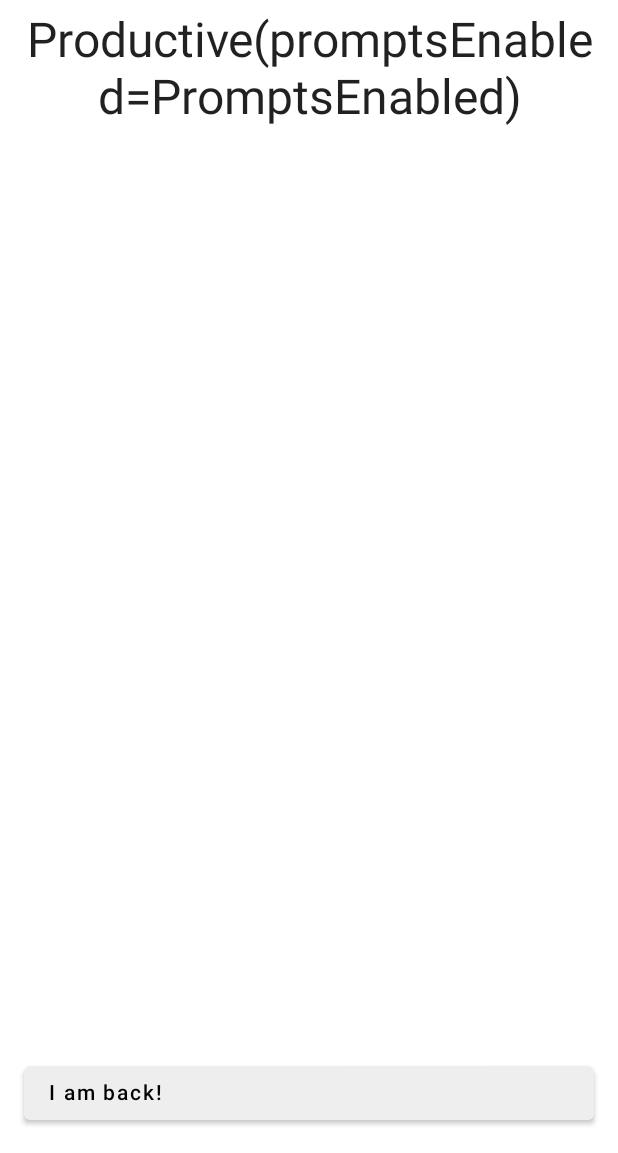
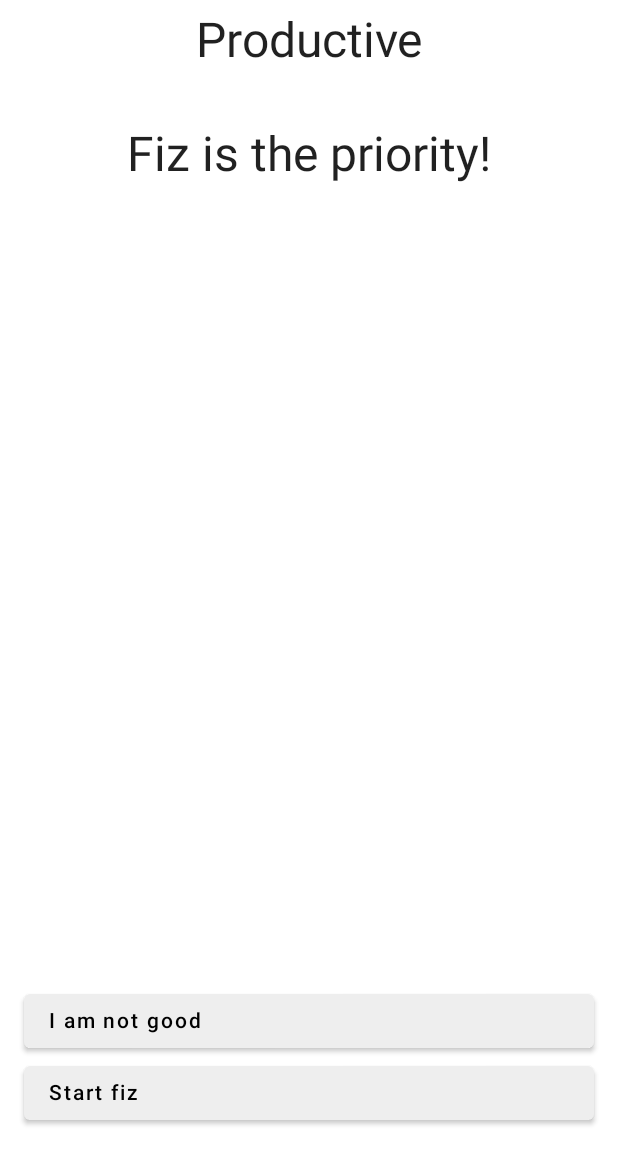
Before and after one commit to cucumber007/state, an Android app built with Jetpack Compose: the screen it shows after launch (MainActivity), after a tap on "Productive", on a phone screen of 412 x 824 dp, the part 83-1236 px from its top. Run offline under Robolectric (Android 15) with nearby library versions, the light colour scheme and no system bars; 1 statement that could not run was skipped.

Commit message:
Work/fiz

```diff
--- a/app/src/main/java/com/spqrta/state/app/App.kt
+++ b/app/src/main/java/com/spqrta/state/app/App.kt
@@ -36,7 +36,7 @@ object App {
             identityGet(),
             AppStateOptics.optReady,
             DailyState.reducer
-        )
+        )+ Core.saveStateReducer
     private val stateMachine = StateMachine(
         javaClass.simpleName,
         AppNotInitialized,
--- a/app/src/main/java/com/spqrta/state/app/AppEffect.kt
+++ b/app/src/main/java/com/spqrta/state/app/AppEffect.kt
@@ -2,7 +2,9 @@ package com.spqrta.state.app
 
 import com.spqrta.state.app.action.AppAction
 import com.spqrta.state.app.features.core.AppReady
+import com.spqrta.state.app.features.daily.timers.TimerId
 import com.spqrta.state.util.Seconds
+import com.spqrta.state.util.TimeValue
 
 sealed class AppEffect {
     override fun toString(): String = javaClass.simpleName
--- a/app/src/main/java/com/spqrta/state/app/action/AppGlobalAction.kt
+++ b/app/src/main/java/com/spqrta/state/app/action/AppGlobalAction.kt
@@ -4,11 +4,14 @@ import com.spqrta.state.app.features.core.AppReady
 import com.spqrta.state.util.optics.OpticGet
 import java.time.LocalDateTime
 
-sealed class AppGlobalAction: AppAction {
+sealed class AppGlobalAction : AppAction {
     override fun toString(): String = javaClass.simpleName
 }
 
-data class AppErrorAction(val exception: Exception): AppGlobalAction()
-object InitAppAction: AppGlobalAction()
-data class OnResumeAction(val datetime: LocalDateTime = LocalDateTime.now()): AppGlobalAction()
-data class StateLoadedAction(val state: AppReady): AppGlobalAction()
+data class AppErrorAction(val exception: Exception) : AppGlobalAction()
+object InitAppAction : AppGlobalAction()
+data class OnResumeAction(val datetime: LocalDateTime = LocalDateTime.now()) : AppGlobalAction()
+data class StateLoadedAction(
+    val state: AppReady,
+    val dateTime: LocalDateTime = LocalDateTime.now()
+) : AppGlobalAction(), ClockAction
--- a/app/src/main/java/com/spqrta/state/app/action/PersonaAction.kt
+++ b/app/src/main/java/com/spqrta/state/app/action/PersonaAction.kt
@@ -1,6 +1,8 @@
 package com.spqrta.state.app.action
 
+import com.spqrta.state.app.features.daily.personas.ActivityState
 import com.spqrta.state.app.features.daily.personas.Persona
+import com.spqrta.state.app.features.daily.personas.Work
 
 sealed interface PersonaAction : AppAction {
     sealed class Action : PersonaAction
@@ -11,3 +13,9 @@ sealed interface UndefinedPersonaAction : AppAction {
     sealed class Action : UndefinedPersonaAction
     data class DefinePersonaAction(val persona: Persona) : Action()
 }
+
+sealed interface ProductiveAction : AppAction {
+    sealed class Action : ProductiveAction
+    data class ActivityDone(val activity: ActivityState) : Action()
+    data class NeedMoreTime(val activity: Work) : Action()
+}
--- a/app/src/main/java/com/spqrta/state/app/action/TimerAction.kt
+++ b/app/src/main/java/com/spqrta/state/app/action/TimerAction.kt
@@ -1,7 +1,9 @@
 package com.spqrta.state.app.action
 
+import com.spqrta.state.app.AppEffect
 import com.spqrta.state.app.PromptsEnabled
 import com.spqrta.state.app.features.daily.timers.TimerId
+import com.spqrta.state.util.TimeValue
 import java.time.LocalDateTime
 
 sealed interface TimerAction : AppAction {
@@ -12,5 +14,6 @@ sealed interface TimerAction : AppAction {
     ) : Action()
     data class TimerEnded(
         val timerId: TimerId
-    ): Action(), PromptAction
+    ): Action(), PromptAction, ProductiveAction
+    data class ProlongTimerAction(val timerId: TimerId, val amount: TimeValue): Action()
 }
--- a/app/src/main/java/com/spqrta/state/app/features/core/Core.kt
+++ b/app/src/main/java/com/spqrta/state/app/features/core/Core.kt
@@ -1,5 +1,6 @@
 package com.spqrta.state.app.features.core
 
+import android.media.effect.Effect
 import com.spqrta.state.app.*
 import com.spqrta.state.app.action.*
 import com.spqrta.state.app.features.daily.clock_mode.ClockMode
@@ -7,6 +8,7 @@ import com.spqrta.state.app.features.daily.personas.Persona
 import com.spqrta.state.app.features.daily.personas.UndefinedPersona
 import com.spqrta.state.app.features.daily.timers.PromptTimer
 import com.spqrta.state.app.features.daily.timers.Timers
+import com.spqrta.state.app.state.optics.AppStateOptics
 import com.spqrta.state.util.optics.identityOptional
 import com.spqrta.state.util.optics.typeGet
 import com.spqrta.state.util.state_machine.*
@@ -16,6 +18,12 @@ object Core {
         typeGet(),
         identityOptional(),
         Core::reduce
+    )
+
+    val saveStateReducer = widen(
+        typeGet(),
+        AppStateOptics.optReady,
+        Core::reduceSaveState
     )
 
     private fun reduce(
@@ -30,9 +38,7 @@ object Core {
                     }
                     is StateLoadedAction -> {
                         chain(
-                            action.state.withEffects(
-                                AddPromptEffect(TimeredPrompt(PromptTimer))
-                            )
+                            action.state.withEffects()
                         ) {
                             AppReady.reduce(OnResumeAction(), it)
                         }
@@ -55,10 +61,17 @@ object Core {
                     is OnResumeAction -> {
                         AppReady.reduce(action, state)
                     }
-                }.flatMapEffects {
-                    it.effects + SaveStateEffect(it.newState)
                 }
             }
         }
     }
+
+    private fun reduceSaveState(
+        action: AppAction,
+        state: AppReady
+    ): Reduced<out AppReady, out AppEffect> {
+        return state.withEffects(
+            SaveStateEffect(state)
+        )
+    }
 }
--- a/app/src/main/java/com/spqrta/state/app/features/daily/clock_mode/ClockMode.kt
+++ b/app/src/main/java/com/spqrta/state/app/features/daily/clock_mode/ClockMode.kt
@@ -4,7 +4,9 @@ import com.spqrta.state.app.AppEffect
 import com.spqrta.state.app.TickEffect
 import com.spqrta.state.app.action.ClockAction
 import com.spqrta.state.app.action.ClockAction.*
+import com.spqrta.state.app.action.StateLoadedAction
 import com.spqrta.state.app.features.core.AppReady
+import com.spqrta.state.app.features.daily.timers.Timers
 import com.spqrta.state.app.state.optics.AppReadyOptics
 import com.spqrta.state.app.state.optics.AppStateOptics
 import com.spqrta.state.util.Seconds
@@ -28,7 +30,7 @@ sealed class ClockMode {
         )
 
         @Suppress("UnnecessaryVariable")
-        fun reduce(action: ClockAction, clockMode: ClockMode): Reduced<out ClockMode, out AppEffect> {
+        private fun reduce(action: ClockAction, clockMode: ClockMode): Reduced<out ClockMode, out AppEffect> {
             return when(action) {
                 is TickAction -> {
                     when(clockMode) {
@@ -47,6 +49,9 @@ sealed class ClockMode {
                         }
                     }
                 }
+                is StateLoadedAction -> {
+                    reduce(TickAction(action.dateTime), clockMode)
+                }
             }
         }
     }
--- /dev/null
+++ b/app/src/main/java/com/spqrta/state/app/features/daily/personas/ActivityState.kt
@@ -0,0 +1,17 @@
+package com.spqrta.state.app.features.daily.personas
+
+import com.spqrta.state.app.features.daily.timers.Timer
+import com.spqrta.state.app.features.daily.timers.TimerId
+import com.spqrta.state.app.features.daily.timers.WorkTimer
+import kotlinx.serialization.Serializable
+
+@Serializable
+sealed class ActivityState {
+    override fun toString(): String = javaClass.simpleName
+}
+@Serializable
+object None: ActivityState()
+@Serializable
+object Fiz: ActivityState()
+@Serializable
+data class Work(val timer: WorkTimer): ActivityState()
--- a/app/src/main/java/com/spqrta/state/app/features/daily/personas/Persona.kt
+++ b/app/src/main/java/com/spqrta/state/app/features/daily/personas/Persona.kt
@@ -1,17 +1,26 @@
 package com.spqrta.state.app.features.daily.personas
 
+import com.spqrta.state.app.ActionEffect
 import com.spqrta.state.app.AppEffect
 import com.spqrta.state.app.PromptsEnabled
 import com.spqrta.state.app.action.PersonaAction
 import com.spqrta.state.app.action.PersonaAction.*
+import com.spqrta.state.app.action.ProductiveAction
+import com.spqrta.state.app.action.ProductiveAction.*
+import com.spqrta.state.app.action.TimerAction
 import com.spqrta.state.app.action.UndefinedPersonaAction
 import com.spqrta.state.app.action.UndefinedPersonaAction.*
+import com.spqrta.state.app.features.daily.timers.WorkTimer
 import com.spqrta.state.app.state.optics.AppReadyOptics
+import com.spqrta.state.util.IllegalActionException
+import com.spqrta.state.util.optics.asOpticOptional
+import com.spqrta.state.util.optics.plus
 import com.spqrta.state.util.optics.typeGet
 import com.spqrta.state.util.state_machine.Reduced
 import com.spqrta.state.util.state_machine.withEffects
 import com.spqrta.state.util.state_machine.plus
 import com.spqrta.state.util.state_machine.widen
+import com.spqrta.state.util.toSeconds
 import kotlinx.serialization.Serializable
 
 @Serializable
@@ -20,6 +29,12 @@ sealed class Persona {
     override fun toString(): String = name
 
     companion object {
+        val optProductive = ({ state: Persona ->
+            if(state is Productive) state else null
+        } to { state: Persona, subState: Productive ->
+            subState as Persona
+        }).asOpticOptional()
+
         val reducer = widen(
             typeGet(),
             AppReadyOptics.optPersona,
@@ -28,10 +43,14 @@ sealed class Persona {
             typeGet(),
             AppReadyOptics.optPersona,
             UndefinedPersona::reduce
+        ) + widen(
+            typeGet(),
+            AppReadyOptics.optPersona + optProductive + Productive.optActivity,
+            Productive::reduce
         )
 
         fun reduce(action: PersonaAction, state: Persona): Reduced<out Persona, out AppEffect> {
-            return when(action) {
+            return when (action) {
                 GetBackAction -> {
                     UndefinedPersona.withEffects()
                 }
@@ -39,6 +58,7 @@ sealed class Persona {
         }
 
         const val I_AM_BACK = "I am back!"
+        const val I_AM_NOT_GOOD = "I am not good"
     }
 }
 
@@ -58,8 +78,72 @@ object UndefinedPersona : Persona() {
 
 @Serializable
 data class Productive(
-    val promptsEnabled: PromptsEnabled = PromptsEnabled
-) : Persona()
+    val promptsEnabled: PromptsEnabled = PromptsEnabled,
+    val activity: ActivityState = None
+) : Persona() {
+    companion object {
+        val optActivity = ({ state: Productive ->
+            state.activity
+        } to { state: Productive, subState: ActivityState ->
+            state.copy(activity = subState)
+        }).asOpticOptional()
+
+        fun reduce(
+            action: ProductiveAction,
+            state: ActivityState
+        ): Reduced<out ActivityState, out AppEffect> {
+            return when (action) {
+                is ActivityDone -> {
+                    if (state::class != action.activity::class) {
+                        throw IllegalActionException(action, state)
+                    } else {
+                        when (state) {
+                            Fiz -> {
+                                Work(WorkTimer).withEffects(
+                                    ActionEffect(TimerAction.StartTimer(WorkTimer))
+                                )
+                            }
+                            None -> {
+                                Fiz.withEffects()
+                            }
+                            is Work -> {
+                                Fiz.withEffects()
+                            }
+                        }
+                    }
+                }
+                is NeedMoreTime -> {
+                    when (state) {
+                        is Work -> {
+                            state.withEffects(
+                                ActionEffect(
+                                    TimerAction.ProlongTimerAction(
+                                        state.timer,
+                                        5.toSeconds()
+                                    )
+                                )
+                            )
+                        }
+                        Fiz, None -> {
+                            throw IllegalActionException(action, state)
+                        }
+                    }
+
+                }
+                is TimerAction.TimerEnded -> {
+                    when(state) {
+                        is Work -> {
+                            if(action.timerId == state.timer) {
+                                reduce(ActivityDone(state), state)
+                            } else state.withEffects()
+                        }
+                        Fiz, None -> state.withEffects()
+                    }
+                }
+            }
+        }
+    }
+}
 
 @Serializable
 object Depressed : Persona()
--- a/app/src/main/java/com/spqrta/state/app/features/daily/timers/Timers.kt
+++ b/app/src/main/java/com/spqrta/state/app/features/daily/timers/Timers.kt
@@ -4,11 +4,13 @@ import com.spqrta.state.app.ActionEffect
 import com.spqrta.state.app.AppEffect
 import com.spqrta.state.app.TickEffect
 import com.spqrta.state.app.action.ClockAction
+import com.spqrta.state.app.action.StateLoadedAction
 import com.spqrta.state.app.action.TimerAction
 import com.spqrta.state.app.action.TimerAction.*
 import com.spqrta.state.app.features.daily.clock_mode.Update
 import com.spqrta.state.app.features.core.AppReady
 import com.spqrta.state.app.features.daily.clock_mode.ClockMode
+import com.spqrta.state.app.features.daily.clock_mode.None
 import com.spqrta.state.app.state.optics.AppReadyOptics
 import com.spqrta.state.util.Seconds
 import com.spqrta.state.util.optics.typeGet
@@ -19,9 +21,11 @@ import com.spqrta.state.util.state_machine.withEffects
 import com.spqrta.state.util.toSeconds
 import com.spqrta.state.util.optics.wrap
 import com.spqrta.state.util.state_machine.widen
+import com.spqrta.state.util.toMinutes
 import kotlinx.serialization.Serializable
 import java.time.Duration
 import java.time.LocalDateTime
+import java.util.*
 
 @Serializable
 data class Timers(val timers: Map<TimerId, Timer> = mapOf()) {
@@ -32,7 +36,7 @@ data class Timers(val timers: Map<TimerId, Timer> = mapOf()) {
             Timers::reduce
         )
 
-        fun reduce(
+        private fun reduce(
             action: TimerAction,
             state: Pair<Map<TimerId, Timer>, ClockMode>
         ): Reduced<Pair<Map<TimerId, Timer>, ClockMode>, out AppEffect> {
@@ -52,7 +56,7 @@ data class Timers(val timers: Map<TimerId, Timer> = mapOf()) {
                 is ClockAction.TickAction -> {
                     val (newTimers, endedTimers) = updateTimersAndGetEnded(action, oldTimers)
                     val newClockMode = if (newTimers.isEmpty()) {
-                        Update
+                        None
                     } else {
                         oldClockMode
                     }
@@ -62,6 +66,9 @@ data class Timers(val timers: Map<TimerId, Timer> = mapOf()) {
                 }
                 is TimerEnded -> {
                     (oldTimers.filter { it.key != action.timerId } to oldClockMode).withEffects()
+                }
+                is ProlongTimerAction -> {
+                    state.withEffects()
                 }
             }
         }
@@ -98,6 +105,8 @@ sealed class TimerId(val duration: Seconds) {
 
 @Serializable
 object PromptTimer : TimerId(10.toSeconds())
+@Serializable
+object WorkTimer : TimerId(15.toMinutes())
 
 @Serializable
 data class Timer(
--- a/app/src/main/java/com/spqrta/state/app/view_state/ViewState.kt
+++ b/app/src/main/java/com/spqrta/state/app/view_state/ViewState.kt
@@ -2,6 +2,7 @@ package com.spqrta.state.app.view_state
 
 import com.spqrta.state.app.*
 import com.spqrta.state.app.action.PersonaAction
+import com.spqrta.state.app.action.ProductiveAction
 import com.spqrta.state.app.action.UndefinedPersonaAction
 import com.spqrta.state.app.features.core.AppNotInitialized
 import com.spqrta.state.app.features.core.AppReady
@@ -28,7 +29,10 @@ sealed class ViewState {
                 when (activePrompt) {
                     is TimeredPrompt -> {
                         val timers = AppReadyOptics.optTimers.get(state)!!
-                        TimeredPromptForm("TimeredPrompt", TimerView(timers[activePrompt.timerId]!!.left))
+                        TimeredPromptForm(
+                            "TimeredPrompt",
+                            TimerView(timers[activePrompt.timerId]!!.left)
+                        )
                     }
                 }
             } else {
@@ -70,13 +74,60 @@ sealed class ViewState {
                         )
                     }
                     is Productive -> {
+                        val (text, activityButtons, timer) = when (persona.activity) {
+                            Fiz -> {
+                                Triple(
+                                    "Do your exercises",
+                                    listOf(
+                                        Button(
+                                            text = "Done",
+                                            action = ProductiveAction.ActivityDone(persona.activity)
+                                        )
+                                    ),
+                                    null
+                                )
+                            }
+                            None -> {
+                                Triple(
+                                    "Fiz is the priority!",
+                                    listOf(
+                                        Button(
+                                            text = "Start fiz",
+                                            action = ProductiveAction.ActivityDone(persona.activity)
+                                        )
+                                    ), null
+                                )
+                            }
+                            is Work -> {
+                                val timer = AppReadyOptics.optTimers.get(state)?.let {
+                                    it[persona.activity.timer]?.let { timer ->
+                                        TimerView(timer.left)
+                                    }
+                                }
+                                Triple(
+                                    "Work",
+                                    listOf(
+                                        Button(
+                                            text = "Need more time",
+                                            action = ProductiveAction.NeedMoreTime(persona.activity)
+                                        )
+                                    ),
+                                    timer
+                                )
+                            }
+                        }
                         ButtonForm(
-                            text = persona.toString(), buttons = listOf(
+                            text = listOf(
+                                persona.javaClass.simpleName,
+                                text
+                            ).joinToString("\n\n"),
+                            timer = timer,
+                            buttons = listOf(
                                 Button(
-                                    text = Persona.I_AM_BACK,
+                                    text = Persona.I_AM_NOT_GOOD,
                                     action = PersonaAction.GetBackAction
                                 )
-                            )
+                            ) + activityButtons
                         )
                     }
                     Unstable -> {
@@ -108,7 +159,8 @@ sealed class ViewState {
 object StubView : ViewState()
 data class ButtonForm(
     val text: String,
-    val buttons: List<Button>
+    val buttons: List<Button>,
+    val timer: TimerView? = null
 ) : ViewState()
 
 data class TimeredPromptForm(
--- a/app/src/main/java/com/spqrta/state/use_case/LoadStateUC.kt
+++ b/app/src/main/java/com/spqrta/state/use_case/LoadStateUC.kt
@@ -1,5 +1,6 @@
 package com.spqrta.state.use_case
 
+import android.util.Log
 import com.spqrta.state.AppScope
 import com.spqrta.state.app.action.AppAction
 import com.spqrta.state.app.action.StateLoadedAction
--- a/app/src/main/java/com/spqrta/state/util/Res.kt
+++ b/app/src/main/java/com/spqrta/state/util/Res.kt
@@ -18,8 +18,14 @@ sealed class Res<T> {
 
     fun withFallback(value: T): T {
         return when (this) {
-            is Success -> this.success
-            is Failure -> value
+            is Success -> {
+                this.success
+            }
+            is Failure -> {
+                value.also {
+                    this.failure.printStackTrace()
+                }
+            }
         }
     }
 
--- a/app/src/main/java/com/spqrta/state/util/TimeValue.kt
+++ b/app/src/main/java/com/spqrta/state/util/TimeValue.kt
@@ -34,3 +34,4 @@ class PositiveSeconds(seconds: Long) : Seconds(abs(seconds)) {
 
 fun Long.toSeconds() = Seconds(this)
 fun Int.toSeconds() = Seconds(this)
+fun Int.toMinutes() = Seconds(this * 60)
```
Also changed, not shown: app/src/main/java/com/spqrta/Previews.kt (+22 -1 lines), app/src/main/java/com/spqrta/state/MainActivity.kt (+13 -4 lines), 1 other file.
